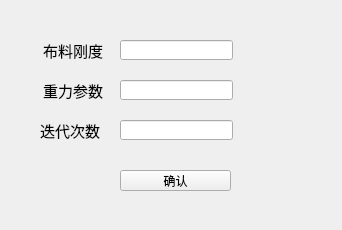
Above: csfwin.ui from TJU-SSE-Lab510/PCV_new before the change. Below: the same form after it.
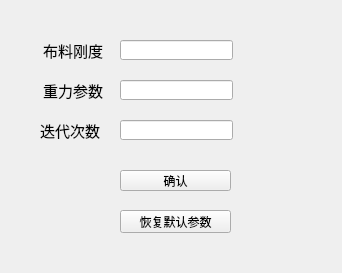
That is the form after the change.

What changed in the file:
```diff
--- a/csfwin.ui
+++ b/csfwin.ui
@@ -7,7 +7,7 @@
     <x>0</x>
     <y>0</y>
     <width>342</width>
-    <height>230</height>
+    <height>273</height>
    </rect>
   </property>
   <property name="windowTitle">
@@ -113,6 +113,19 @@
     </rect>
    </property>
   </widget>
+  <widget class="QPushButton" name="para_default">
+   <property name="geometry">
+    <rect>
+     <x>120</x>
+     <y>210</y>
+     <width>111</width>
+     <height>23</height>
+    </rect>
+   </property>
+   <property name="text">
+    <string>恢复默认参数</string>
+   </property>
+  </widget>
  </widget>
  <layoutdefault spacing="6" margin="11"/>
  <resources/>
```
